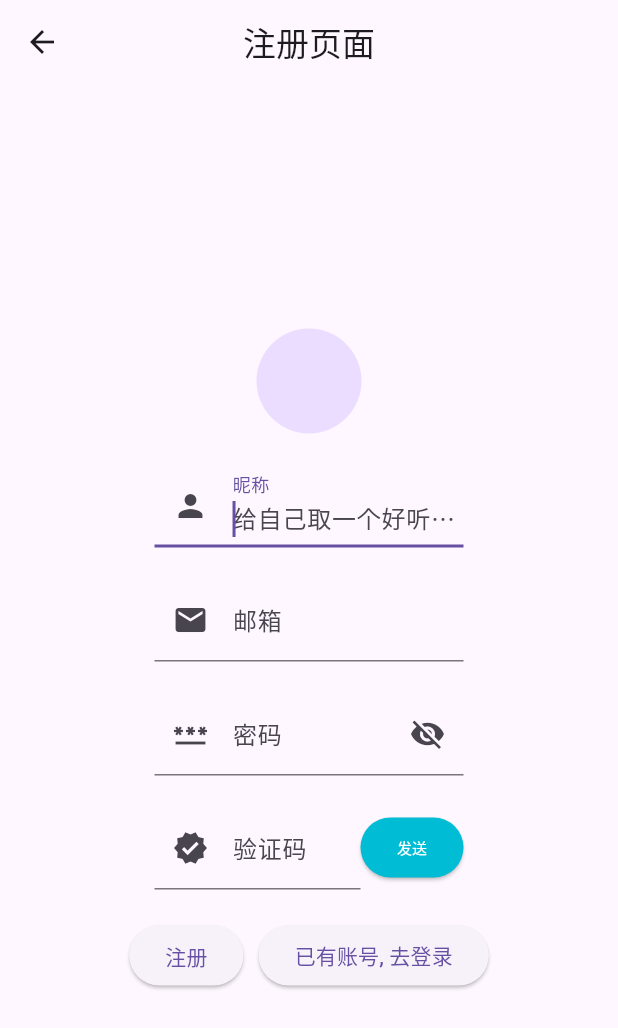
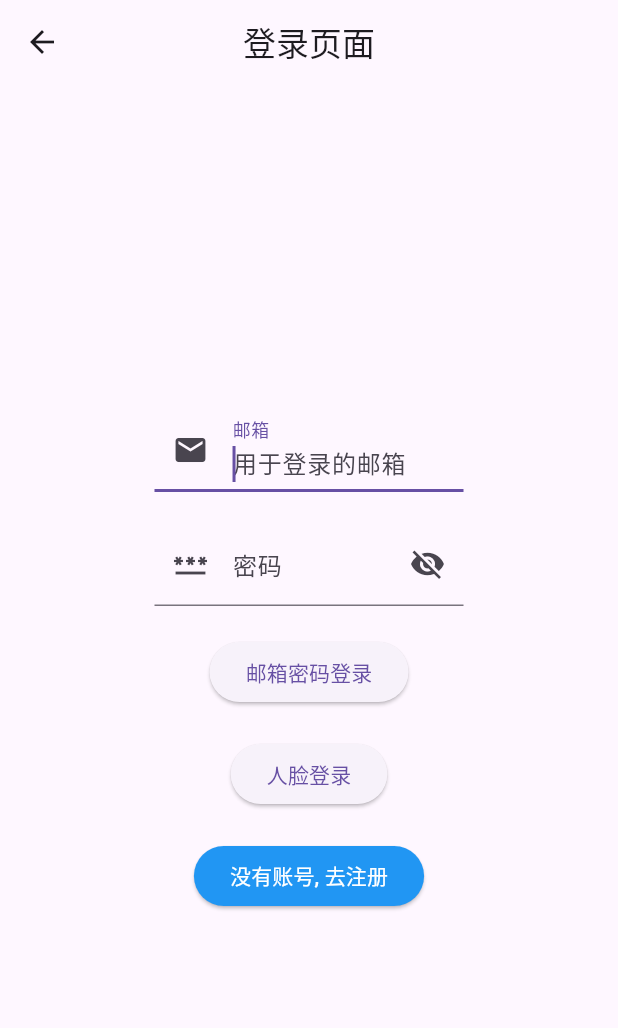
Before and after one commit to Guo-Chenxu/pot-chat, a Flutter app: the RegisterView screen opened by its route, after a tap on "已有账号, 去登录", on a phone screen of 412 x 824 dp. Shown: the top 1028 px of the screen. Run offline on Flutter 3.47's test engine with Material 3 defaults, Android fonts, the phone set to English and light mode, and no system bars; our stand-ins replace dio, get, image_picker, logger; missing offline and left inert: sp_util.

Commit message:
feat: finish login front UI&logic

```diff
--- a/pot_chat_front/lib/config/global_config.dart
+++ b/pot_chat_front/lib/config/global_config.dart
@@ -1,6 +1,7 @@
 import 'package:get/get.dart';
 import 'package:image_picker/image_picker.dart';
 import 'package:logger/logger.dart';
+import 'package:pot_chat_front/service/user_service.dart';
 import 'package:sp_util/sp_util.dart';
 
 class GlobalConfig {
@@ -10,6 +11,7 @@ class GlobalConfig {
     _logger.i('开始全局初始化');
     await SpUtil.getInstance();
     Get.put<ImagePicker>(ImagePicker());
+    Get.put<UserService>(UserService());
     _logger.i('全局初始化结束');
   }
 }
--- /dev/null
+++ b/pot_chat_front/lib/models/user.dart
@@ -0,0 +1,22 @@
+class User {
+  String? email;
+  String? nickname;
+  String? avatar;
+
+  User({this.email, this.nickname, this.avatar});
+
+  Map<String, dynamic> toJson() {
+    Map<String, dynamic> json = {
+      "email": email,
+      "nickname": nickname,
+      "avatar": avatar,
+    };
+    return json;
+  }
+
+  User.fromJson(Map<String, dynamic> json) {
+    email = json['email'];
+    nickname = json['nickname'];
+    avatar = json['avatar'];
+  }
+}
--- /dev/null
+++ b/pot_chat_front/lib/pages/login/component/email_body.dart
@@ -0,0 +1,24 @@
+import 'package:flutter/material.dart';
+import 'package:get/get.dart';
+import 'package:pot_chat_front/pages/login/login_controller.dart';
+
+// 邮箱框
+class EmailBody extends GetView<LoginController> {
+  const EmailBody({super.key});
+
+  @override
+  Widget build(BuildContext context) {
+    return SizedBox(
+      width: MediaQuery.of(context).size.width / 2,
+      child: TextField(
+        autofocus: true,
+        onChanged: (value) => controller.onEmailChanged(value),
+        decoration: const InputDecoration(
+          labelText: '邮箱',
+          hintText: '用于登录的邮箱',
+          prefixIcon: Icon(Icons.email),
+        ),
+      ),
+    );
+  }
+}
--- /dev/null
+++ b/pot_chat_front/lib/pages/login/component/login_body.dart
@@ -0,0 +1,59 @@
+import 'package:flutter/material.dart';
+import 'package:get/get.dart';
+import 'package:pot_chat_front/pages/login/component/email_body.dart';
+import 'package:pot_chat_front/pages/login/component/password_body.dart';
+import 'package:pot_chat_front/pages/login/login_controller.dart';
+import 'package:pot_chat_front/routes/app_pages.dart';
+
+class LoginBody extends GetView<LoginController> {
+  const LoginBody({super.key});
+
+  @override
+  Widget build(BuildContext context) {
+    return Scaffold(
+      appBar: AppBar(
+        centerTitle: true,
+        title: const Text("登录页面"),
+      ),
+      body: Center(
+        child: Column(
+          mainAxisAlignment: MainAxisAlignment.center,
+          crossAxisAlignment: CrossAxisAlignment.center,
+          children: [
+            // 用户名
+            const EmailBody(),
+            const SizedBox(height: 20),
+            // 密码
+            const PasswordBody(),
+            const SizedBox(height: 20),
+            // 按钮
+            Column(
+              mainAxisAlignment: MainAxisAlignment.center,
+              crossAxisAlignment: CrossAxisAlignment.center,
+              children: [
+                ElevatedButton(
+                  child: const Text('邮箱密码登录'),
+                  onPressed: () => {controller.login()},
+                ),
+                const SizedBox(height: 20),
+                ElevatedButton(
+                  child: const Text('人脸登录'),
+                  onPressed: () => {controller.faceLogin()},
+                ),
+                const SizedBox(height: 20),
+                ElevatedButton(
+                  style: ElevatedButton.styleFrom(backgroundColor: Colors.blue),
+                  child: const Text(
+                    '没有账号, 去注册',
+                    style: TextStyle(color: Colors.white),
+                  ),
+                  onPressed: () => Get.toNamed(AppRoutes.register),
+                )
+              ],
+            )
+          ],
+        ),
+      ),
+    );
+  }
+}
--- /dev/null
+++ b/pot_chat_front/lib/pages/login/component/password_body.dart
@@ -0,0 +1,41 @@
+import 'package:flutter/material.dart';
+import 'package:get/get.dart';
+import 'package:pot_chat_front/pages/login/login_controller.dart';
+
+// 密码框
+class PasswordBody extends GetView<LoginController> {
+  const PasswordBody({super.key});
+
+  @override
+  Widget build(BuildContext context) {
+    return GetX<LoginController>(
+      init: controller,
+      initState: (_) {},
+      builder: (_) {
+        return SizedBox(
+          width: MediaQuery.of(context).size.width / 2,
+          child: TextField(
+            autocorrect: false,
+            obscureText: _.isObscure,
+            autofocus: true,
+            onChanged: (value) => controller.onPasswordChanged(value),
+            decoration: InputDecoration(
+              labelText: '密码',
+              hintText: '请输入密码',
+              prefixIcon: const Icon(Icons.password),
+              suffixIcon: IconButton(
+                onPressed: () {
+                  _.changeObscure();
+                },
+                icon: Obx(() {
+                  return Icon(
+                      _.isObscure ? Icons.visibility_off : Icons.visibility);
+                }),
+              ),
+            ),
+          ),
+        );
+      },
+    );
+  }
+}
--- /dev/null
+++ b/pot_chat_front/lib/pages/login/login_binding.dart
@@ -0,0 +1,15 @@
+import 'package:get/get.dart';
+import 'package:logger/logger.dart';
+import 'package:pot_chat_front/pages/login/login_controller.dart';
+import 'package:pot_chat_front/service/user_service.dart';
+
+class LoginBinding implements Bindings {
+  static final Logger _logger = Logger();
+
+  @override
+  void dependencies() {
+    _logger.i('依赖注入');
+    Get.lazyPut(() => UserService());
+    Get.lazyPut<LoginController>(() => LoginController());
+  }
+}
--- /dev/null
+++ b/pot_chat_front/lib/pages/login/login_controller.dart
@@ -0,0 +1,87 @@
+import 'package:get/get.dart';
+import 'package:image_picker/image_picker.dart';
+import 'package:logger/logger.dart';
+import 'package:pot_chat_front/constants/constants.dart';
+import 'package:pot_chat_front/http/http_code.dart';
+import 'package:pot_chat_front/models/common_resp.dart';
+import 'package:pot_chat_front/models/login.dart';
+import 'package:pot_chat_front/models/user.dart';
+import 'package:pot_chat_front/service/user_service.dart';
+import 'package:sp_util/sp_util.dart';
+
+class LoginController extends GetxController {
+  final UserService _userService = Get.find<UserService>();
+  final ImagePicker _picker = Get.find<ImagePicker>();
+
+  static final Logger _logger = Logger();
+
+  final _isObscure = true.obs;
+
+  set isObscure(val) => _isObscure.value = val;
+  get isObscure => _isObscure.value;
+
+  changeObscure() => _isObscure.value = !_isObscure.value;
+
+  String _email = "";
+  String _password = "";
+
+  onEmailChanged(String username) {
+    _email = username.trim();
+  }
+
+  onPasswordChanged(String password) {
+    _password = password.trim();
+  }
+
+  void login() async {
+    if (_email.isEmpty || !_email.isEmail) {
+      Get.snackbar('邮箱不正确', '请输入正确的邮箱');
+      return;
+    }
+    if (_password.isEmpty) {
+      Get.snackbar('密码不能为空', '请输入密码');
+      return;
+    }
+
+    CommonResp? commonResp = await _userService.login(_email, _password);
+    return afterLoginReq(commonResp);
+  }
+
+  void faceLogin() async {
+    if (_email.isEmpty || !_email.isEmail) {
+      Get.snackbar('邮箱不正确', '请输入正确的邮箱');
+      return;
+    }
+
+    final cameraImages = await _picker.pickImage(source: ImageSource.camera);
+    if (cameraImages == null) {
+      Get.snackbar("拍摄人脸不能为空", "");
+      return;
+    }
+    final image = await cameraImages.readAsBytes();
+
+    CommonResp? commonResp = await _userService.faceLogin(_email, image);
+    return afterLoginReq(commonResp);
+  }
+
+  void afterLoginReq(CommonResp? commonResp) async {
+    if (commonResp == null || commonResp.code != HttpCode.success) {
+      Get.snackbar('出现错误', commonResp?.message ?? Constants.defaultError);
+      return;
+    }
+
+    LoginResp? loginResp = LoginResp.fromJson(commonResp.data);
+    _logger.i("登录成功");
+    SpUtil.putString(Constants.authorization, loginResp.token!);
+    SpUtil.putObject(
+        Constants.user,
+        User(
+          email: loginResp.email!,
+          nickname: loginResp.nickname!,
+          avatar: loginResp.avatar!,
+        ));
+    Get.snackbar('登录成功', '欢迎回来');
+    _logger.i("登录 token: ${SpUtil.getString(Constants.authorization)}");
+    _logger.i("登录 用户信息: ${SpUtil.getObject(Constants.user)}");
+  }
+}
--- /dev/null
+++ b/pot_chat_front/lib/pages/login/login_view.dart
@@ -0,0 +1,17 @@
+import 'package:flutter/material.dart';
+
+import 'package:get/get.dart';
+import 'package:pot_chat_front/pages/login/component/login_body.dart';
+import 'package:pot_chat_front/pages/login/login_controller.dart';
+
+class LoginView extends StatelessWidget {
+  const LoginView({super.key});
+
+  @override
+  Widget build(BuildContext context) {
+    return GetBuilder<LoginController>(
+        builder: (controller) => const Scaffold(
+              body: LoginBody(),
+            ));
+  }
+}
--- a/pot_chat_front/lib/pages/register/component/register_body.dart
+++ b/pot_chat_front/lib/pages/register/component/register_body.dart
@@ -38,6 +38,7 @@ class RegisterBody extends GetView<RegisterController> {
             // 验证码
             VerifyCodeBody(),
             const SizedBox(height: 20),
+            // 按钮
             Row(
               mainAxisAlignment: MainAxisAlignment.center,
               crossAxisAlignment: CrossAxisAlignment.center,
@@ -50,7 +51,11 @@ class RegisterBody extends GetView<RegisterController> {
                   width: 10,
                 ),
                 ElevatedButton(
-                  child: const Text('已有账号, 去登录'),
+                  style: ElevatedButton.styleFrom(backgroundColor: Colors.blue),
+                  child: const Text(
+                    '已有账号, 去登录',
+                    style: TextStyle(color: Colors.white)
+                  ),
                   onPressed: () => Get.toNamed(AppRoutes.login),
                 )
               ],
--- a/pot_chat_front/lib/pages/register/register_controller.dart
+++ b/pot_chat_front/lib/pages/register/register_controller.dart
@@ -93,13 +93,13 @@ class RegisterController extends GetxController {
     }
 
     Get.snackbar('注册成功', '快去登录吧');
-    const String route = AppRoutes.home;
-    Get.toNamed(route);
+    Get.toNamed(AppRoutes.login);
   }
 
   Future<String> uploadAvatar() async {
     final pickedFile = await _picker.pickImage(source: ImageSource.gallery);
     if (pickedFile == null) {
+      Get.snackbar("选择照片不能为空", "");
       return '';
     }
 
--- a/pot_chat_front/lib/routes/app_pages.dart
+++ b/pot_chat_front/lib/routes/app_pages.dart
@@ -1,5 +1,7 @@
 import 'package:get/get.dart';
 import 'package:pot_chat_front/pages/home/index.dart';
+import 'package:pot_chat_front/pages/login/login_binding.dart';
+import 'package:pot_chat_front/pages/login/login_view.dart';
 import 'package:pot_chat_front/pages/notfound/index.dart';
 import 'package:pot_chat_front/pages/register/register_binding.dart';
 import 'package:pot_chat_front/pages/register/register_view.dart';
@@ -17,5 +19,10 @@ class AppPages {
       page: () => const RegisterView(),
       binding: RegisterBinding(),
     ),
+    GetPage(
+      name: AppRoutes.login,
+      page: () => const LoginView(),
+      binding: LoginBinding(),
+    ),
   ];
 }
```
Also changed, not shown: pot_chat_front/lib/models/login.dart (added, +54 -0 lines), pot_chat_front/lib/service/user_service.dart (+15 -4 lines).
